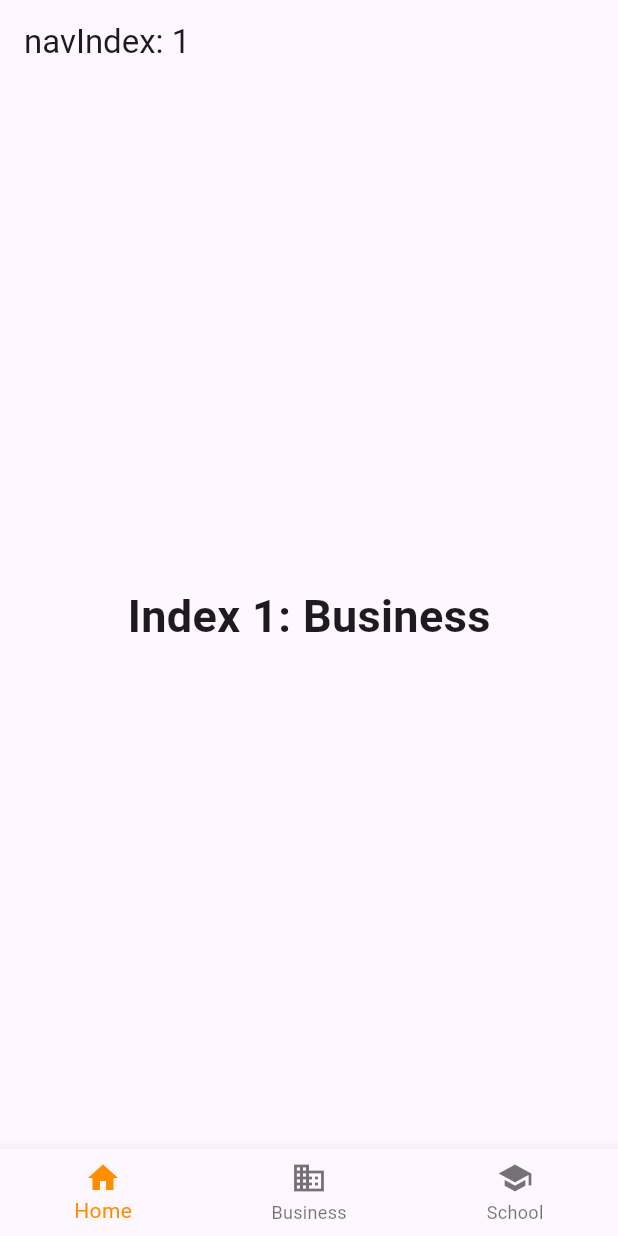
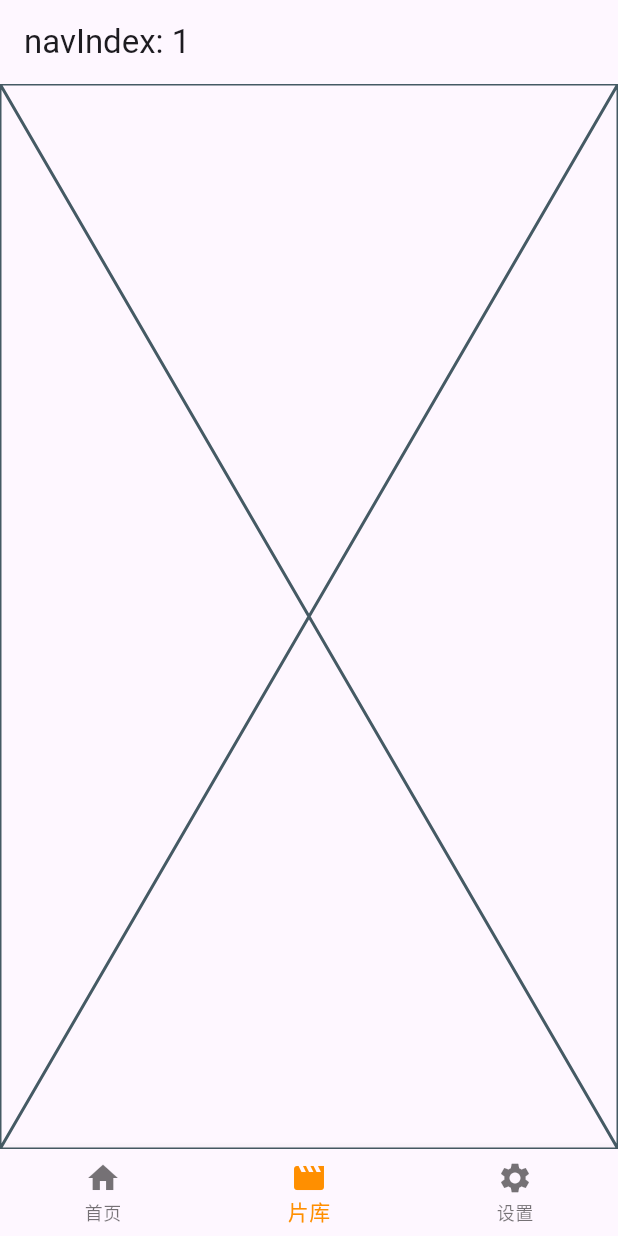
Before and after one commit to joey2217/flutter_tv, a Flutter app: the screen it shows after launch, item 2 of the bottom bar chosen, on a phone screen of 412 x 824 dp. Run offline on Flutter 3.47's test engine with Material 2 defaults, Android fonts, the phone set to English and light mode, and no system bars; our stand-ins replace dio, get, shared_preferences; network calls fail.

Commit message:
feat: home

```diff
--- a/lib/main.dart
+++ b/lib/main.dart
@@ -1,4 +1,5 @@
 import 'package:flutter/material.dart';
+import 'package:flutter_tv/common/dio_request.dart';
 import 'package:flutter_tv/common/local_storage.dart';
 import 'package:flutter_tv/routes/index.dart';
 import 'package:flutter_tv/states/state.dart';
@@ -8,11 +9,12 @@ Future<void> main() async {
   await initServices();
 
   /// 等待服务初始化.
-  runApp(MyApp());
+  runApp(const MyApp());
 }
 
 Future<void> initServices() async {
   print('starting services ...');
+  DioRequest.init();
   await LocalStorage.init();
 
   ///这里是你放get_storage、hive、shared_pref初始化的地方。
@@ -22,7 +24,6 @@ Future<void> initServices() async {
 
 class MyApp extends StatelessWidget {
   const MyApp({super.key});
-
 
   @override
   Widget build(BuildContext context) {
@@ -35,6 +36,7 @@ class MyApp extends StatelessWidget {
       getPages: [
         GetPage(name: '/', page: () => const Index()),
       ],
+      debugShowCheckedModeBanner: false,
     );
   }
 }
--- a/lib/models/profile.dart
+++ b/lib/models/profile.dart
@@ -5,7 +5,7 @@ part 'profile.g.dart';
 enum AppTheme { system, light, dark }
 
 @JsonSerializable()
-class Profile extends Object {
+class Profile {
   @JsonKey(name: 'theme')
   AppTheme theme;
 
--- a/lib/routes/index.dart
+++ b/lib/routes/index.dart
@@ -1,25 +1,18 @@
 import 'package:flutter/material.dart';
+import 'package:flutter_tv/routes/home.dart';
+import 'package:flutter_tv/routes/library.dart';
+import 'package:flutter_tv/routes/setting.dart';
+import 'package:flutter_tv/states/home.dart';
 import 'package:flutter_tv/states/state.dart';
 import 'package:get/get.dart';
 
 class Index extends StatelessWidget {
   const Index({super.key});
 
-  static const TextStyle optionStyle =
-      TextStyle(fontSize: 30, fontWeight: FontWeight.bold);
   static const List<Widget> _widgetOptions = <Widget>[
-    Text(
-      'Index 0: Home',
-      style: optionStyle,
-    ),
-    Text(
-      'Index 1: Business',
-      style: optionStyle,
-    ),
-    Text(
-      'Index 2: School',
-      style: optionStyle,
-    ),
+    Home(),
+    Library(),
+    Setting(),
   ];
 
   @override
@@ -32,25 +25,28 @@ class Index extends StatelessWidget {
       body: Center(
         child: Obx(() => _widgetOptions.elementAt(c.navIndex.value)),
       ),
-      bottomNavigationBar: BottomNavigationBar(
+      bottomNavigationBar: Obx(() => BottomNavigationBar(
             items: const <BottomNavigationBarItem>[
               BottomNavigationBarItem(
                 icon: Icon(Icons.home),
-            label: 'Home',
+                label: '首页',
+                backgroundColor: Colors.green,
               ),
               BottomNavigationBarItem(
-            icon: Icon(Icons.business),
-            label: 'Business',
+                icon: Icon(Icons.movie),
+                label: '片库',
+                backgroundColor: Colors.blue,
               ),
               BottomNavigationBarItem(
-            icon: Icon(Icons.school),
-            label: 'School',
+                icon: Icon(Icons.settings),
+                label: '设置',
+                backgroundColor: Colors.pink,
               ),
             ],
             currentIndex: c.navIndex.value,
             selectedItemColor: Colors.amber[800],
             onTap: (value) => c.navIndex.value = value,
-      ),
+          )),
     );
   }
 }
--- /dev/null
+++ b/lib/routes/library.dart
@@ -0,0 +1,10 @@
+import 'package:flutter/material.dart';
+
+class Library extends StatelessWidget {
+  const Library({super.key});
+
+  @override
+  Widget build(BuildContext context) {
+    return const Placeholder();
+  }
+}
```
Also changed, not shown: lib/common/constants.dart (added, +8 -0 lines), lib/common/dio_request.dart (added, +34 -0 lines), lib/common/request_cache.dart (added, +55 -0 lines), lib/models/cache_object.dart (added, +17 -0 lines), lib/models/hot.dart (added, +13 -0 lines), lib/models/video_response.dart (renamed from lib/models/response.dart, +6 -6 lines), lib/routes/home.dart (+12 -24 lines), lib/routes/setting.dart (added, +10 -0 lines), lib/states/home.dart (added, +15 -0 lines), lib/widgets/video_card.dart (added, +40 -0 lines), lib/widgets/video_grid.dart (added, +27 -0 lines), lib/models/video_response.g.dart. Lines whose indentation alone changed are shown as unchanged.
